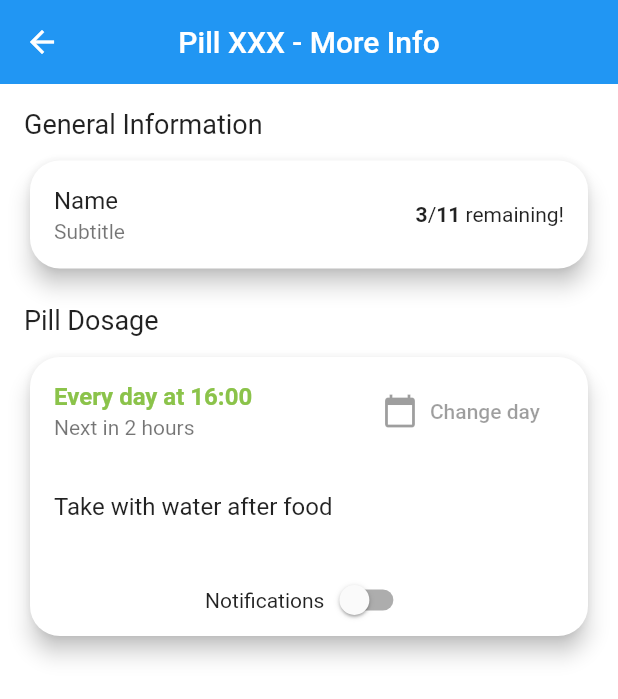
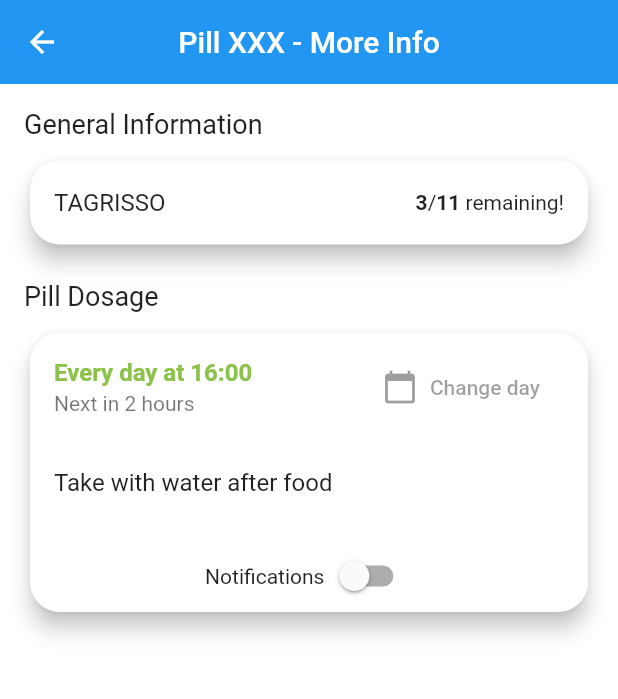
Before and after one commit to MatejKrcek/ceeHacksApp, a Flutter app: the PatientPillMoreInfoPage screen opened directly, on a phone screen of 412 x 824 dp. Shown: the top 699 px of the screen. Run offline on Flutter 3.47's test engine with Material 2 defaults, Android fonts, the phone set to English and light mode, and no system bars; our stand-ins replace cloud_firestore, cloud_functions, firebase_auth, firebase_core, firebase_messaging, flutter_svg and 2 more; missing offline and left inert: bezier_chart, flutter_barcode_scanner; accounts and stored records are empty.

Commit message:
add new name

```diff
--- a/lib/pages/patient/patient_pill_moreInfo_page.dart
+++ b/lib/pages/patient/patient_pill_moreInfo_page.dart
@@ -40,8 +40,7 @@ class _PatientPillMoreInfoPageState extends State<PatientPillMoreInfoPage> {
               child: Column(
                 children: [
                   ListTile(
-                    title: Text('Name'),
-                    subtitle: Text('Subtitle'),
+                    title: Text('TAGRISSO'),
                     trailing: Text.rich(
                       TextSpan(
                         children: [
--- a/pubspec.yaml
+++ b/pubspec.yaml
@@ -1,5 +1,5 @@
 name: ceehacks
-description: Ceehack
+description: Piller
 
 publish_to: 'none' # Remove this line if you wish to publish to pub.dev
 
```
